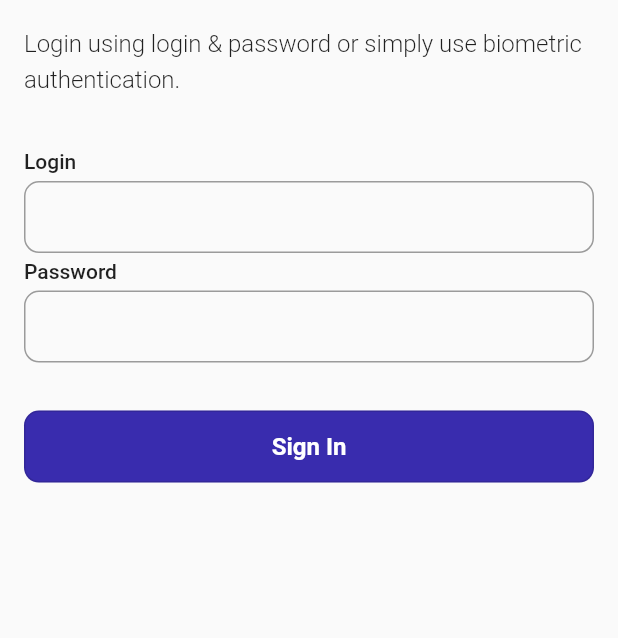
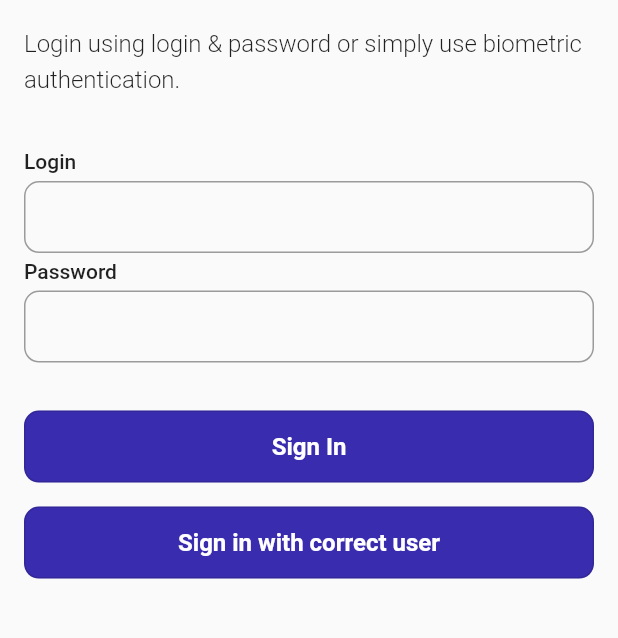
Before and after one commit to Mobitru/demo-flutter-app, a Flutter app: the screen it shows after launch, on a phone screen of 412 x 824 dp, the part 86-724 px from its top. Run offline on Flutter 3.47's test engine with Material 2 defaults, Android fonts, the phone set to English and light mode, and no system bars; our stand-ins replace freezed_annotation, get_it, go_router, injectable, local_auth, webview_flutter; missing offline and left inert: mobile_scanner.

Commit message:
add an additional button for entering correct credentials before login

```diff
--- a/lib/consts/strings.dart
+++ b/lib/consts/strings.dart
@@ -18,6 +18,7 @@ const aboutButtonTitle = 'About the app';
 const aboutPageTitle = 'About the app';
 const loginTextFieldTitle = 'Login';
 const loginButtonTitle = 'Sign In';
+const typeCredsAndLoginButtonTitle = 'Sign in with correct user';
 const logoutButtonTitle = 'Logout';
 const applyButtonTitle = 'Apply';
 const saveButtonTitle = 'Save';
--- a/lib/presentation/login/login_page.dart
+++ b/lib/presentation/login/login_page.dart
@@ -76,6 +76,29 @@ class LoginState extends State<LoginPage> {
                 const SizedBox(
                   height: primaryPadding,
                 ),
+                OutlinedButton(
+                  style: ElevatedButton.styleFrom(
+                      shape: RoundedRectangleBorder(
+                        borderRadius: BorderRadius.circular(10.0),
+                      ),
+                      backgroundColor: primaryColor,
+                      minimumSize: const Size(double.infinity, primaryPadding * 3)),
+                  onPressed: () {
+                      setState(() {
+                        loginTextController.clear();
+                        passwordTextController.clear();
+                      });
+                      context.read<AuthState>().authWithCorrectUser();
+                  },
+                  child: const Text(
+                    typeCredsAndLoginButtonTitle,
+                    style:
+                        TextStyle(color: Colors.white, fontSize: 16, fontWeight: FontWeight.w600),
+                  ),
+                ),
+                const SizedBox(
+                  height: primaryPadding * 2,
+                ),
                 if (widget.showBiometric)
                   OutlinedButton(
                     style: ElevatedButton.styleFrom(
--- a/lib/repository/users_repository.dart
+++ b/lib/repository/users_repository.dart
@@ -11,6 +11,8 @@ class UsersRepository {
   final User _userBio;
   final String _password;
   User? currentUser;
+  String get correctUserEmail => _userEmail.email;
+  String get correctUserPassword => _password;
 
 
   UsersRepository(this._userEmail, this._userBio, this._password);
--- a/lib/state/auth_state.dart
+++ b/lib/state/auth_state.dart
@@ -16,6 +16,10 @@ class AuthState with ChangeNotifier {
 
   bool authenticated = false;
   bool error = false;
+
+  void authWithCorrectUser() {
+    checkAuth(email: _usersRepository.correctUserEmail, password: _usersRepository.correctUserPassword);
+  }
 
   void checkAuth({required String email, required String password}) {
     if (_usersRepository.checkCredentials(email, password)) {
```
